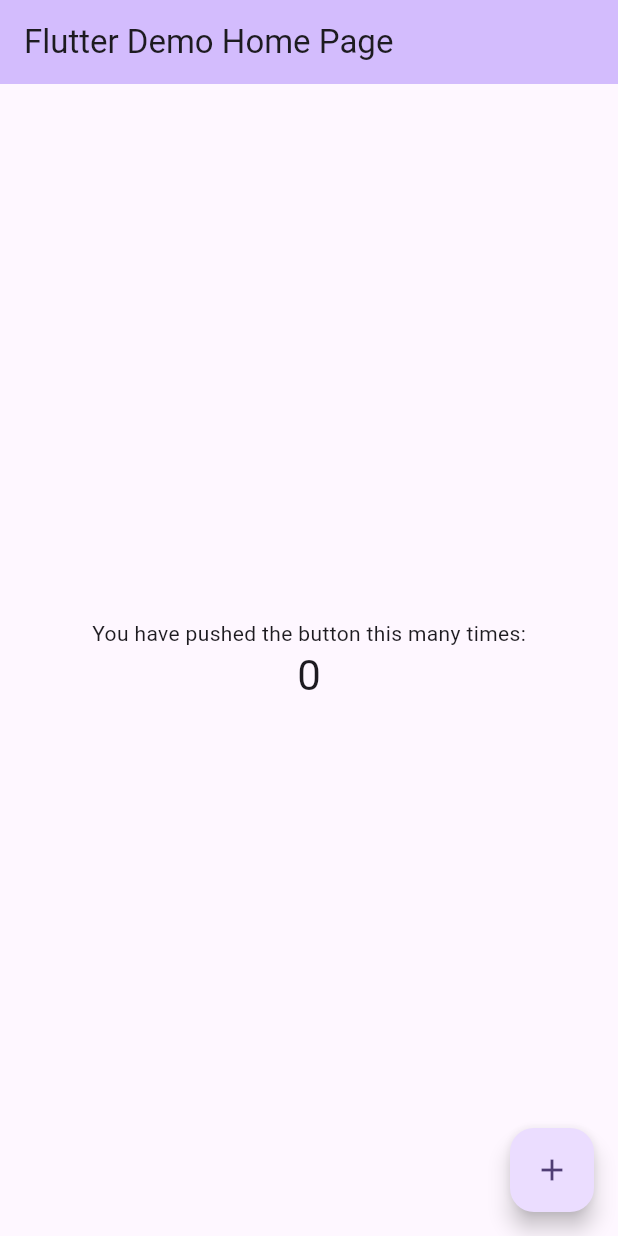
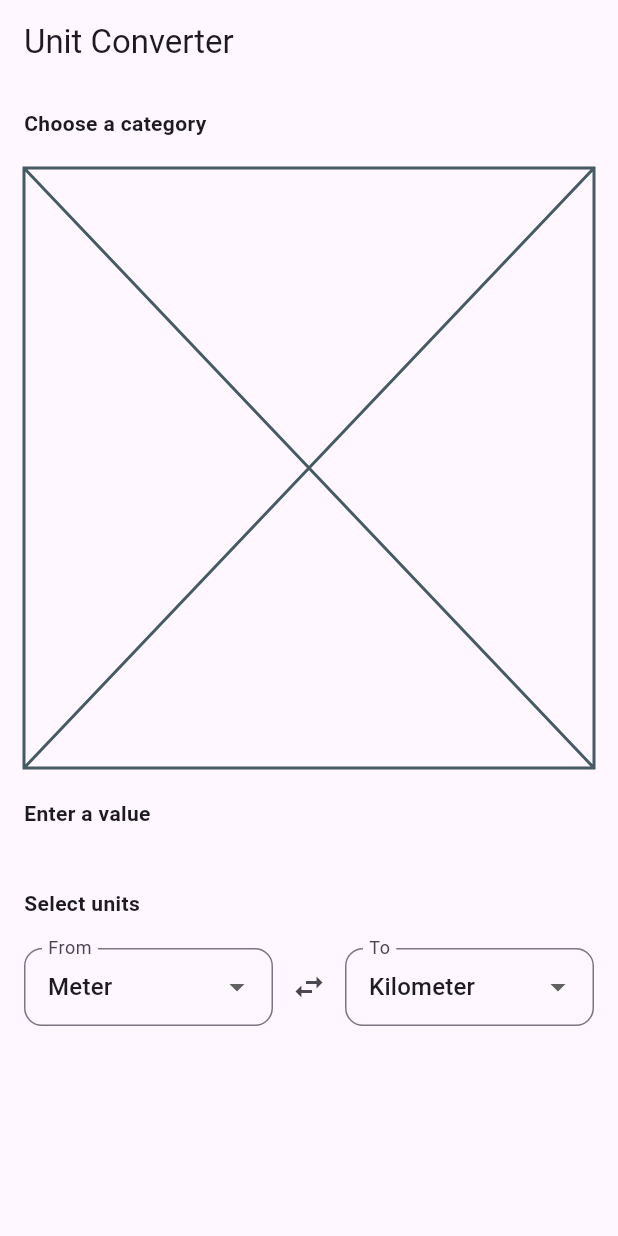
Before and after one commit to mishad01/Ed-Tech-Projects, a Flutter app: the screen it shows after launch, on a phone screen of 412 x 824 dp. Run offline on Flutter 3.47's test engine with Material 3 defaults, Android fonts, the light colour scheme and no system bars; our stand-ins replace webview_flutter.

Commit message:
feat: provider, model and widget created

```diff
--- a/unit_converter/lib/data/model/unit_category_model.dart
+++ b/unit_converter/lib/data/model/unit_category_model.dart
@@ -26,4 +26,130 @@ class UnitCategoryModel extends UnitCategory {
       units: ['Celsius', 'Fahrenheit', 'Kelvin'],
     ),
   ];
+
+  static double convert({
+    required double value,
+    required String fromUnit,
+    required String toUnit,
+    required String categoryName,
+  }) {
+    if (fromUnit == toUnit) return value;
+
+    switch (categoryName) {
+      case 'Length':
+        return _convertLength(value, fromUnit, toUnit);
+      case 'Weight':
+        return _convertWeight(value, fromUnit, toUnit);
+      case 'Temperature':
+        return _convertTemperature(value, fromUnit, toUnit);
+      default:
+        return value;
+    }
+  }
+
+  static double _convertLength(double value, String from, String to) {
+    final double inMeters = _toMeters(value, from);
+    return _fromMeters(inMeters, to);
+  }
+
+  static double _toMeters(double value, String unit) {
+    switch (unit) {
+      case 'Meter':
+        return value;
+      case 'Kilometer':
+        return value * 1000;
+      case 'Mile':
+        return value * 1609.344;
+      case 'Foot':
+        return value * 0.3048;
+      case 'Inch':
+        return value * 0.0254;
+      case 'Centimeter':
+        return value * 0.01;
+      default:
+        return value;
+    }
+  }
+
+  static double _fromMeters(double meters, String unit) {
+    switch (unit) {
+      case 'Meter':
+        return meters;
+      case 'Kilometer':
+        return meters / 1000;
+      case 'Mile':
+        return meters / 1609.344;
+      case 'Foot':
+        return meters / 0.3048;
+      case 'Inch':
+        return meters / 0.0254;
+      case 'Centimeter':
+        return meters / 0.01;
+      default:
+        return meters;
+    }
+  }
+
+  static double _convertTemperature(double value, String from, String to) {
+    double celsius;
+    switch (from) {
+      case 'Celsius':
+        celsius = value;
+        break;
+      case 'Fahrenheit':
+        celsius = (value - 32) * 5 / 9;
+        break;
+      case 'Kelvin':
+        celsius = value - 273.15;
+        break;
+      default:
+        celsius = value;
+    }
+
+    switch (to) {
+      case 'Celsius':
+        return celsius;
+      case 'Fahrenheit':
+        return celsius * 9 / 5 + 32;
+      case 'Kelvin':
+        return celsius + 273.15;
+      default:
+        return celsius;
+    }
+  }
+
+  static double _convertWeight(double value, String from, String to) {
+    final double inKg = _toKilograms(value, from);
+    return _fromKilograms(inKg, to);
+  }
+
+  static double _toKilograms(double value, String unit) {
+    switch (unit) {
+      case 'Kilogram':
+        return value;
+      case 'Gram':
+        return value / 1000;
+      case 'Pound':
+        return value * 0.453592;
+      case 'Ounce':
+        return value * 0.0283495;
+      default:
+        return value;
+    }
+  }
+
+  static double _fromKilograms(double kg, String unit) {
+    switch (unit) {
+      case 'Kilogram':
+        return kg;
+      case 'Gram':
+        return kg * 1000;
+      case 'Pound':
+        return kg / 0.453592;
+      case 'Ounce':
+        return kg / 0.0283495;
+      default:
+        return kg;
+    }
+  }
 }
--- a/unit_converter/lib/main.dart
+++ b/unit_converter/lib/main.dart
@@ -1,4 +1,7 @@
 import 'package:flutter/material.dart';
+import 'package:provider/provider.dart';
+import 'package:unit_converter/presentation/provider/converter_provider.dart';
+import 'package:unit_converter/presentation/screen/converter_screen.dart';
 
 void main() {
   runApp(const MyApp());
@@ -7,115 +10,14 @@ void main() {
 class MyApp extends StatelessWidget {
   const MyApp({super.key});
 
-  // This widget is the root of your application.
   @override
   Widget build(BuildContext context) {
-    return MaterialApp(
-      title: 'Flutter Demo',
-      theme: ThemeData(
-        // This is the theme of your application.
-        //
-        // TRY THIS: Try running your application with "flutter run". You'll see
-        // the application has a purple toolbar. Then, without quitting the app,
-        // try changing the seedColor in the colorScheme below to Colors.green
-        // and then invoke "hot reload" (save your changes or press the "hot
-        // reload" button in a Flutter-supported IDE, or press "r" if you used
-        // the command line to start the app).
-        //
-        // Notice that the counter didn't reset back to zero; the application
-        // state is not lost during the reload. To reset the state, use hot
-        // restart instead.
-        //
-        // This works for code too, not just values: Most code changes can be
-        // tested with just a hot reload.
-        colorScheme: .fromSeed(seedColor: Colors.deepPurple),
-      ),
-      home: const MyHomePage(title: 'Flutter Demo Home Page'),
-    );
-  }
-}
-
-class MyHomePage extends StatefulWidget {
-  const MyHomePage({super.key, required this.title});
-
-  // This widget is the home page of your application. It is stateful, meaning
-  // that it has a State object (defined below) that contains fields that affect
-  // how it looks.
-
-  // This class is the configuration for the state. It holds the values (in this
-  // case the title) provided by the parent (in this case the App widget) and
-  // used by the build method of the State. Fields in a Widget subclass are
-  // always marked "final".
-
-  final String title;
-
-  @override
-  State<MyHomePage> createState() => _MyHomePageState();
-}
-
-class _MyHomePageState extends State<MyHomePage> {
-  int _counter = 0;
-
-  void _incrementCounter() {
-    setState(() {
-      // This call to setState tells the Flutter framework that something has
-      // changed in this State, which causes it to rerun the build method below
-      // so that the display can reflect the updated values. If we changed
-      // _counter without calling setState(), then the build method would not be
-      // called again, and so nothing would appear to happen.
-      _counter++;
-    });
-  }
-
-  @override
-  Widget build(BuildContext context) {
-    // This method is rerun every time setState is called, for instance as done
-    // by the _incrementCounter method above.
-    //
-    // The Flutter framework has been optimized to make rerunning build methods
-    // fast, so that you can just rebuild anything that needs updating rather
-    // than having to individually change instances of widgets.
-    return Scaffold(
-      appBar: AppBar(
-        // TRY THIS: Try changing the color here to a specific color (to
-        // Colors.amber, perhaps?) and trigger a hot reload to see the AppBar
-        // change color while the other colors stay the same.
-        backgroundColor: Theme.of(context).colorScheme.inversePrimary,
-        // Here we take the value from the MyHomePage object that was created by
-        // the App.build method, and use it to set our appbar title.
-        title: Text(widget.title),
-      ),
-      body: Center(
-        // Center is a layout widget. It takes a single child and positions it
-        // in the middle of the parent.
-        child: Column(
-          // Column is also a layout widget. It takes a list of children and
-          // arranges them vertically. By default, it sizes itself to fit its
-          // children horizontally, and tries to be as tall as its parent.
-          //
-          // Column has various properties to control how it sizes itself and
-          // how it positions its children. Here we use mainAxisAlignment to
-          // center the children vertically; the main axis here is the vertical
-          // axis because Columns are vertical (the cross axis would be
-          // horizontal).
-          //
-          // TRY THIS: Invoke "debug painting" (choose the "Toggle Debug Paint"
-          // action in the IDE, or press "p" in the console), to see the
-          // wireframe for each widget.
-          mainAxisAlignment: .center,
-          children: [
-            const Text('You have pushed the button this many times:'),
-            Text(
-              '$_counter',
-              style: Theme.of(context).textTheme.headlineMedium,
-            ),
-          ],
-        ),
-      ),
-      floatingActionButton: FloatingActionButton(
-        onPressed: _incrementCounter,
-        tooltip: 'Increment',
-        child: const Icon(Icons.add),
+    return ChangeNotifierProvider(
+      create: (context) => ConverterProvider(),
+      child: MaterialApp(
+        title: 'Flutter Demo',
+        theme: ThemeData(colorScheme: .fromSeed(seedColor: Colors.deepPurple)),
+        home: ConverterScreen(),
       ),
     );
   }
--- /dev/null
+++ b/unit_converter/lib/presentation/provider/converter_provider.dart
@@ -0,0 +1,78 @@
+import 'package:flutter/material.dart';
+import 'package:unit_converter/core/app_strings.dart';
+import 'package:unit_converter/data/model/unit_category_model.dart';
+import 'package:unit_converter/domain/entities/unit_category.dart';
+
+class ConverterProvider extends ChangeNotifier {
+  final List<UnitCategory> _categories = UnitCategoryModel.allCategoris;
+  int _selectedCategoryIndex = 0;
+  String _inputText = '';
+  String _fromUnit = '';
+  String _toUnit = '';
+
+  List<UnitCategory> get categories => _categories;
+  int get selectedCategoryIndex => _selectedCategoryIndex;
+  String get fromUnit => _fromUnit;
+  String get toUnit => _toUnit;
+  String get inputText => _inputText;
+
+  List<String> get _currentUnits => categories[_selectedCategoryIndex].units;
+  List<String> get currentUnits => _currentUnits;
+
+  ConverterProvider() {
+    _fromUnit = _currentUnits[0];
+    _toUnit = _currentUnits[1];
+  }
+
+  String get result {
+    final double? inputValue = double.tryParse(_inputText);
+
+    if (inputValue == null) return AppStrings.resultHint;
+
+    final double converted = UnitCategoryModel.convert(
+      value: inputValue,
+      fromUnit: fromUnit,
+      toUnit: toUnit,
+      categoryName: _categories[_selectedCategoryIndex].name,
+    );
+
+    return _fromat(converted);
+  }
+
+  void selectCategory(int index) {
+    _selectedCategoryIndex = index;
+    _fromUnit = _currentUnits[0];
+    _toUnit = _currentUnits[1];
+    _inputText = '';
+    notifyListeners();
+  }
+
+  void updateInput(String value) {
+    _inputText = value;
+    notifyListeners();
+  }
+
+  void updateFromUnit(String unit) {
+    _fromUnit = unit;
+    notifyListeners();
+  }
+
+  void updateToUnit(String unit) {
+    _toUnit = unit;
+    notifyListeners();
+  }
+
+  void swap() {
+    final temp = _fromUnit;
+    _fromUnit = _toUnit;
+    _toUnit = temp;
+    notifyListeners();
+  }
+
+  String _fromat(double value) {
+    String str = value.toStringAsFixed(6);
+    str = str.replaceAll(RegExp(r'0+$'), '');
+    str = str.replaceAll(RegExp(r'\.$'), '');
+    return str;
+  }
+}
--- /dev/null
+++ b/unit_converter/lib/presentation/screen/converter_screen.dart
@@ -0,0 +1,74 @@
+import 'package:flutter/material.dart';
+import 'package:provider/provider.dart';
+import 'package:unit_converter/core/app_strings.dart';
+import 'package:unit_converter/presentation/provider/converter_provider.dart';
+import 'package:unit_converter/presentation/widget/category_selector.dart';
+import 'package:unit_converter/presentation/widget/input_field.dart';
+import 'package:unit_converter/presentation/widget/unit_dropdown.dart';
+
+class ConverterScreen extends StatelessWidget {
+  const ConverterScreen({super.key});
+
+  @override
+  Widget build(BuildContext context) {
+    final provider = context.watch<ConverterProvider>();
+    return Scaffold(
+      appBar: AppBar(title: Text(AppStrings.appTitle)),
+      body: Padding(
+        padding: const EdgeInsets.all(16.0),
+        child: SingleChildScrollView(
+          child: Column(
+            spacing: 20,
+            crossAxisAlignment: .start,
+            children: [
+              Text(
+                AppStrings.chooseCategory,
+                style: TextStyle(fontSize: 14, fontWeight: .w600),
+              ),
+              CategorySelector(),
+              Text(
+                AppStrings.enterValue,
+                style: TextStyle(fontSize: 14, fontWeight: .w600),
+              ),
+              InputField(),
+              Text(
+                AppStrings.selectUnits,
+                style: TextStyle(fontSize: 14, fontWeight: .w600),
+              ),
+              Row(
+                children: [
+                  Expanded(
+                    child: UnitDropdown(
+                      label: AppStrings.fromLabel,
+                      selectedUnit: provider.fromUnit,
+                      units: provider.currentUnits,
+                      onChanged: (value) {
+                        context.read<ConverterProvider>().updateFromUnit(
+                          value!,
+                        );
+                      },
+                    ),
+                  ),
+                  IconButton(
+                    onPressed: () => context.read<ConverterProvider>().swap(),
+                    icon: Icon(Icons.swap_horiz),
+                  ),
+                  Expanded(
+                    child: UnitDropdown(
+                      label: AppStrings.toLabel,
+                      selectedUnit: provider.toUnit,
+                      units: provider.currentUnits,
+                      onChanged: (value) {
+                        context.read<ConverterProvider>().updateToUnit(value!);
+                      },
+                    ),
+                  ),
+                ],
+              ),
+            ],
+          ),
+        ),
+      ),
+    );
+  }
+}
--- /dev/null
+++ b/unit_converter/lib/presentation/widget/category_selector.dart
@@ -0,0 +1,10 @@
+import 'package:flutter/material.dart';
+
+class CategorySelector extends StatelessWidget {
+  const CategorySelector({super.key});
+
+  @override
+  Widget build(BuildContext context) {
+    return const Placeholder();
+  }
+}
--- /dev/null
+++ b/unit_converter/lib/presentation/widget/unit_dropdown.dart
@@ -0,0 +1,39 @@
+import 'package:flutter/material.dart';
+
+class UnitDropdown extends StatelessWidget {
+  const UnitDropdown({
+    super.key,
+    required this.label,
+    required this.selectedUnit,
+    required this.units,
+    required this.onChanged,
+  });
+  final String label;
+  final String selectedUnit;
+  final List<String> units;
+  final ValueChanged<String?> onChanged;
+  @override
+  Widget build(BuildContext context) {
+    return DropdownButtonFormField<String>(
+      initialValue: selectedUnit,
+      isExpanded: true,
+      decoration: InputDecoration(
+        labelText: label,
+        border: OutlineInputBorder(borderRadius: BorderRadius.circular(12)),
+        contentPadding: const EdgeInsets.symmetric(
+          horizontal: 12,
+          vertical: 14,
+        ),
+      ),
+      items: units
+          .map(
+            (unit) => DropdownMenuItem<String>(
+              value: unit,
+              child: Text(unit, overflow: TextOverflow.ellipsis),
+            ),
+          )
+          .toList(),
+      onChanged: onChanged,
+    );
+  }
+}
--- a/unit_converter/pubspec.yaml
+++ b/unit_converter/pubspec.yaml
@@ -34,6 +34,7 @@ dependencies:
   # The following adds the Cupertino Icons font to your application.
   # Use with the CupertinoIcons class for iOS style icons.
   cupertino_icons: ^1.0.8
+  provider: ^6.1.5+1
 
 dev_dependencies:
   flutter_test:
```
Also changed, not shown: unit_converter/lib/presentation/widget/input_field.dart (added, +15 -0 lines), unit_converter/lib/presentation/widget/result_card.dart (added, +10 -0 lines), unit_converter/pubspec.lock.
